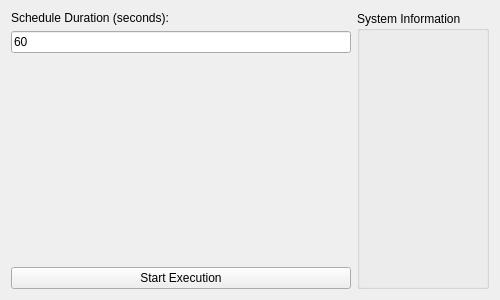
The window that info_window.ui (misunyu/multimodel-scheduling) describes before a commit, drawn with Qt 5.
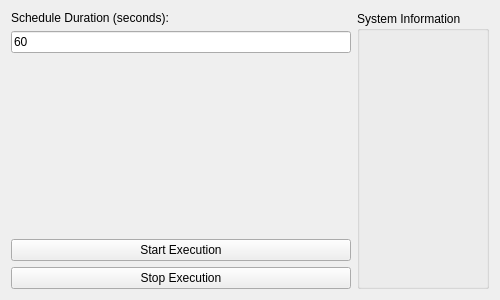
The same window after the commit.

Commit message:
Add stop button to UI and update throughput metrics:
- Modify `info_window.ui` to include a "Stop Execution" button.
- Update `unified_viewer.py` with functionality to handle stop button events.
- Adjust performance values in `result_throughput.json` for consistency with execution updates.

What changed in the file:
```diff
--- a/info_window.ui
+++ b/info_window.ui
@@ -50,6 +50,13 @@
        </property>
       </widget>
      </item>
+     <item>
+      <widget class="QPushButton" name="stop_button">
+       <property name="text">
+        <string>Stop Execution</string>
+       </property>
+      </widget>
+     </item>
     </layout>
    </item>
    <item>
```
The commit also changes 2 other files.
